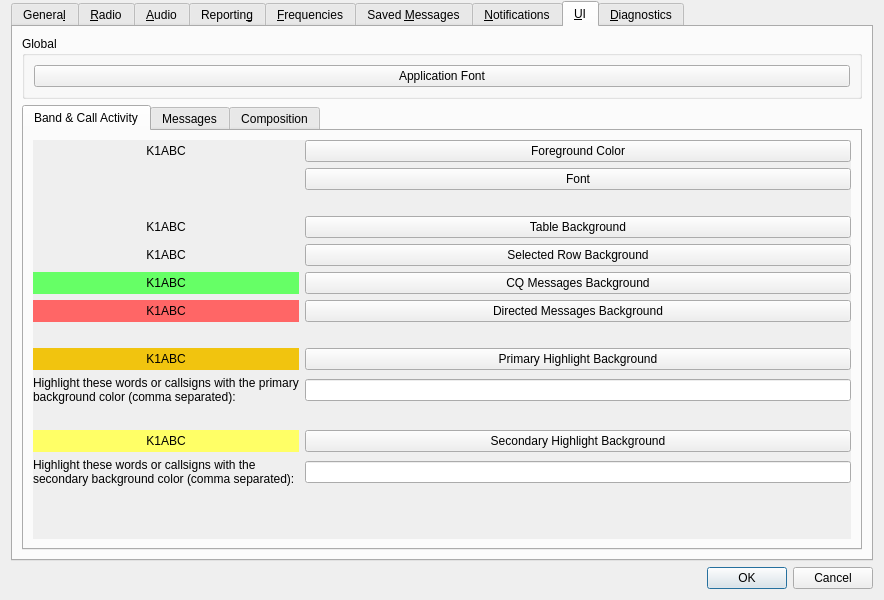
Before: the Qt Designer form JS8_UI/Configuration.ui in mrwenmin/JS8Call-improved, drawn with Qt 5.
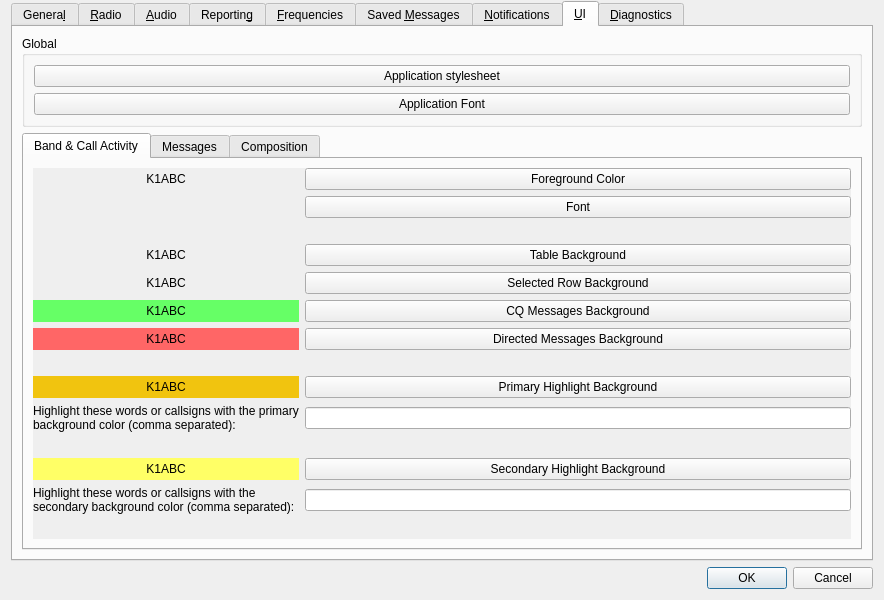
After: the same form once the commit is applied. The open tabs and pages were chosen to show the change. Custom widgets are drawn as their Qt base class.

Commit message:
Load Stylesheet (#243)
* Add a Load stylesheet button to Settings->UI

```diff
--- a/JS8_UI/Configuration.ui
+++ b/JS8_UI/Configuration.ui
@@ -3236,6 +3236,16 @@
          </property>
          <layout class="QGridLayout" name="gridLayout_17">
           <item row="0" column="0">
+           <widget class="QPushButton" name="style_push_button">
+            <property name="toolTip">
+             <string>Loads a new qss stylefile</string>
+            </property>
+            <property name="text">
+             <string>Application stylesheet</string>
+            </property>
+           </widget>
+          </item>
+          <item row="1" column="0">
            <widget class="QPushButton" name="font_push_button">
             <property name="enabled">
              <bool>true</bool>
```
Left out of the diff: 1 changed line with no effect on the pictures. The commit also changes 2 other files.
